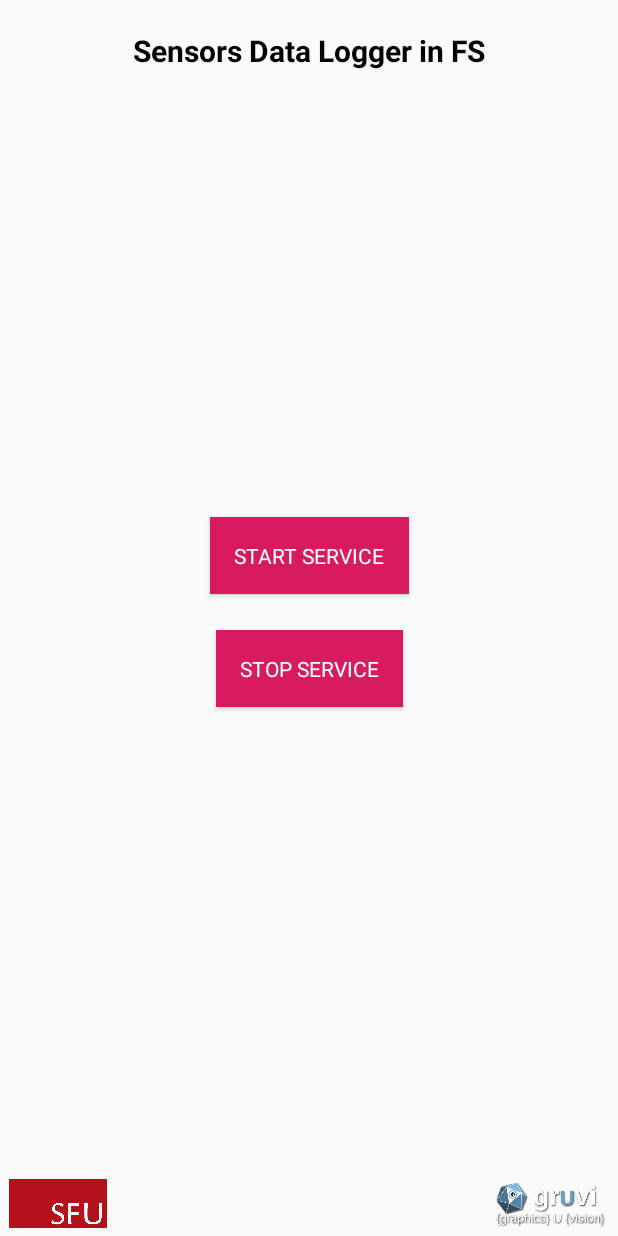
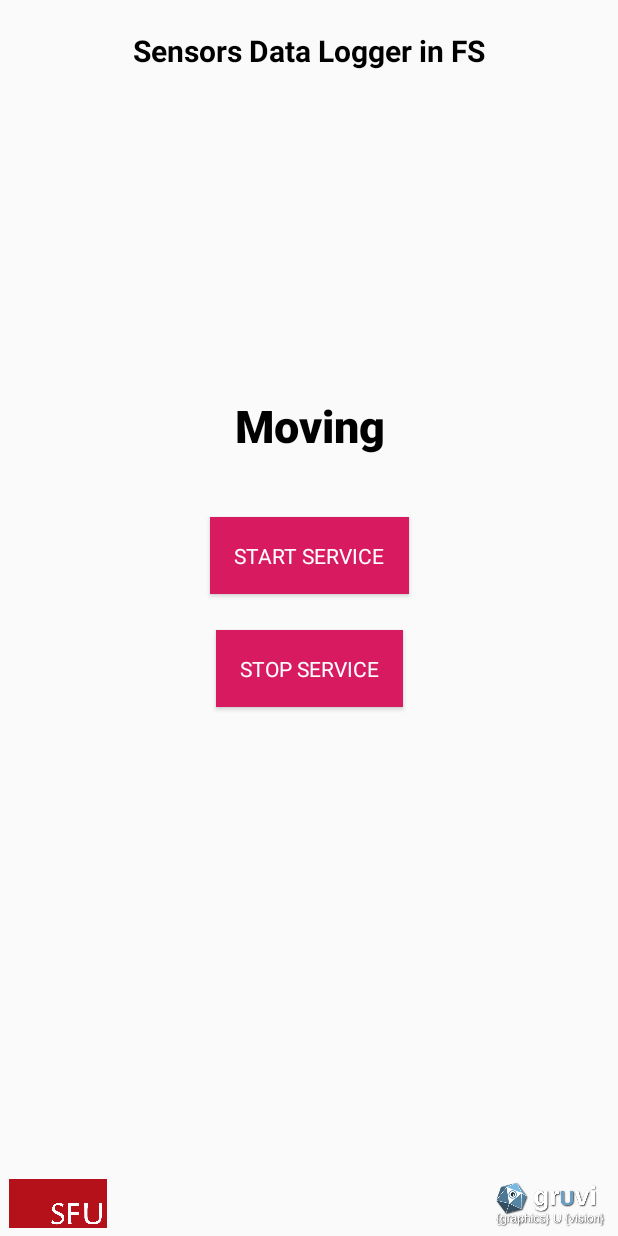
Before and after one commit to PyojinKim/Sensors-Data-Logger-FS, an Android app: the screen it shows after launch (MainActivity), on a phone screen of 412 x 824 dp. Run offline under Robolectric (Android 15) with nearby library versions, the phone set to English and light mode, and no system bars; Roboto replaces fonts that are not available here.

Commit message:
add "label_motion_status" text view on the screen.

```diff
--- a/app/src/main/java/com/pjinkim/sensors_data_logger_fs/MainActivity.java
+++ b/app/src/main/java/com/pjinkim/sensors_data_logger_fs/MainActivity.java
@@ -32,8 +32,9 @@ public class MainActivity extends AppCompatActivity {
     };
 
     private Button mStartServiceButton, mStopServiceButton;
-    private TextView mLabelInterfaceTime;
-    private TimerStatusReceiver receiver;
+    private TextView mLabelInterfaceTime, mLabelMotionStatus;
+    private TimerStatusReceiver timeReceiver;
+    private MotionStatusReceiver motionReceiver;
 
 
     // Android activity lifecycle states
@@ -44,7 +45,8 @@ public class MainActivity extends AppCompatActivity {
 
         // initialize screen labels and buttons
         initializeViews();
-        receiver = new TimerStatusReceiver();
+        timeReceiver = new TimerStatusReceiver();
+        motionReceiver = new MotionStatusReceiver();
     }
 
 
@@ -58,7 +60,8 @@ public class MainActivity extends AppCompatActivity {
         }
 
         // handle time status manager
-        LocalBroadcastManager.getInstance(this).registerReceiver(receiver, new IntentFilter(ForegroundService.TIME_INFO));
+        LocalBroadcastManager.getInstance(this).registerReceiver(timeReceiver, new IntentFilter(ForegroundService.TIME_INFO));
+        LocalBroadcastManager.getInstance(this).registerReceiver(motionReceiver, new IntentFilter(ForegroundService.MOTION_INFO));
     }
 
 
@@ -70,7 +73,8 @@ public class MainActivity extends AppCompatActivity {
 
     @Override
     protected void onStop() {
-        LocalBroadcastManager.getInstance(this).unregisterReceiver(receiver);
+        LocalBroadcastManager.getInstance(this).unregisterReceiver(timeReceiver);
+        LocalBroadcastManager.getInstance(this).unregisterReceiver(motionReceiver);
         super.onStop();
     }
 
@@ -106,7 +110,23 @@ public class MainActivity extends AppCompatActivity {
 
         mStartServiceButton = (Button) findViewById(R.id.button_start_service);
         mStopServiceButton = (Button) findViewById(R.id.button_stop_service);
+
         mLabelInterfaceTime = (TextView) findViewById(R.id.label_interface_time);
+        mLabelMotionStatus = (TextView) findViewById(R.id.label_motion_status);
+    }
+
+
+    // definition of 'MotionStatusReceiver' class
+    private class MotionStatusReceiver extends BroadcastReceiver {
+
+        @Override
+        public void onReceive(Context context, Intent intent) {
+            if (intent != null && intent.getAction().equals(ForegroundService.MOTION_INFO)) {
+                if (intent.hasExtra("VALUE")) {
+                    mLabelMotionStatus.setText(intent.getStringExtra("VALUE"));
+                }
+            }
+        }
     }
 
 
--- a/app/src/main/java/com/pjinkim/sensors_data_logger_fs/imu/IMUSession.java
+++ b/app/src/main/java/com/pjinkim/sensors_data_logger_fs/imu/IMUSession.java
@@ -293,8 +293,8 @@ public class IMUSession implements SensorEventListener {
 
         // default variable setting
         boolean motionIsStatic = false;
-        double magnitudeThreshold = 0.08;  // m/s^2
-        double directionThreshold = 0.8;   // degrees
+        double magnitudeThreshold = 0.1;  // m/s^2
+        double directionThreshold = 0.9;  // degrees
 
 
         // compute the magnitude of each acceleration vector
@@ -310,6 +310,8 @@ public class IMUSession implements SensorEventListener {
         // check motion is static or not
         if ((linearAccelMagnitude < magnitudeThreshold) && (rad2deg(angleDeviation) <= directionThreshold)) {
             motionIsStatic = true;
+        } else {
+            motionIsStatic = false;
         }
         return motionIsStatic;
     }
--- a/app/src/main/res/layout/activity_main.xml
+++ b/app/src/main/res/layout/activity_main.xml
@@ -23,6 +23,23 @@
         app:layout_constraintEnd_toEndOf="parent"
         app:layout_constraintStart_toStartOf="parent"
         app:layout_constraintTop_toTopOf="parent" />
+
+    <TextView
+        android:id="@+id/label_motion_status"
+        android:layout_width="299dp"
+        android:layout_height="49dp"
+        android:layout_marginStart="16dp"
+        android:layout_marginEnd="16dp"
+        android:layout_marginBottom="32dp"
+        android:elegantTextHeight="false"
+        android:fontFamily="sans-serif-black"
+        android:text="Moving"
+        android:textAlignment="center"
+        android:textColor="#000000"
+        android:textSize="30sp"
+        app:layout_constraintBottom_toTopOf="@+id/button_start_service"
+        app:layout_constraintEnd_toEndOf="parent"
+        app:layout_constraintStart_toStartOf="parent" />
 
     <Button
         android:id="@+id/button_start_service"
```
Also changed, not shown: app/src/main/java/com/pjinkim/sensors_data_logger_fs/ForegroundService.java (+32 -0 lines).
